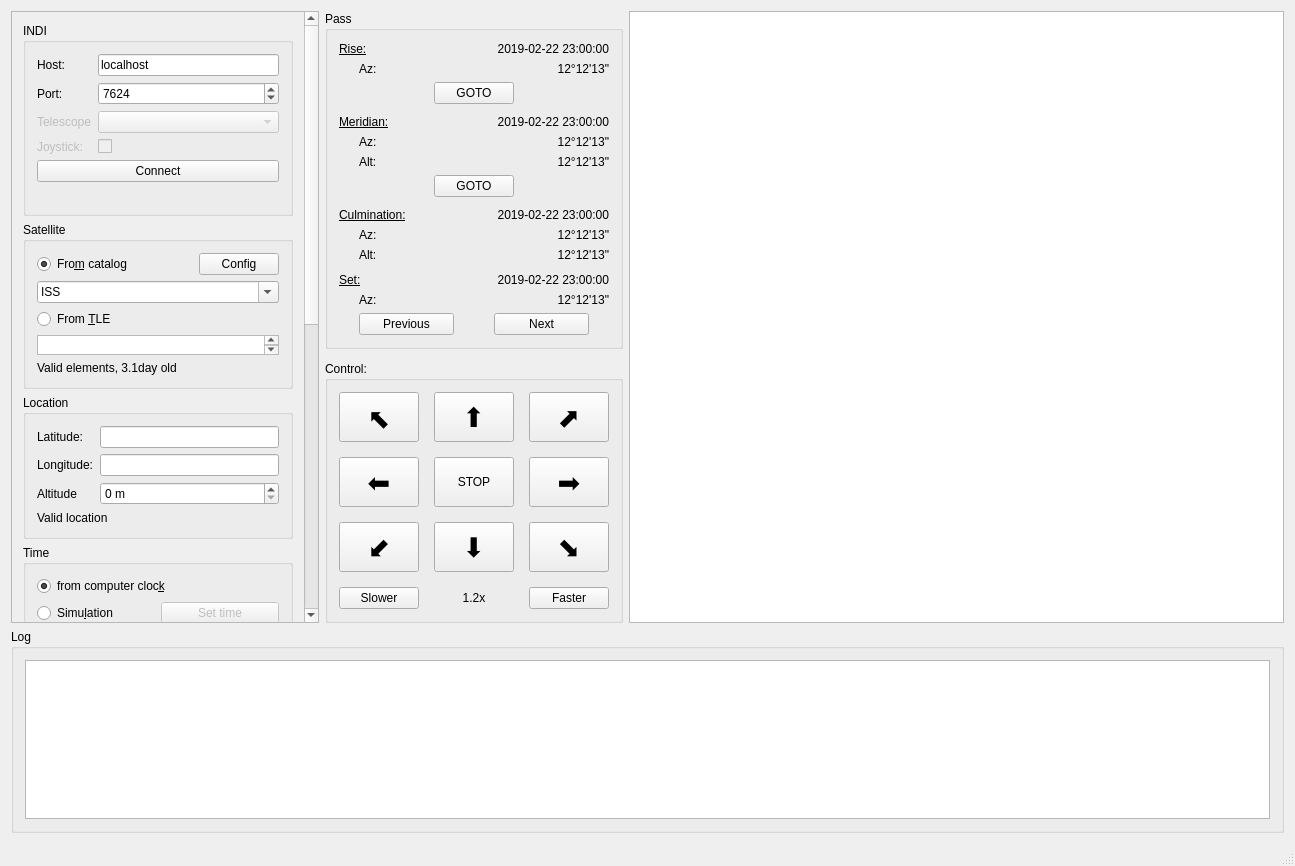
Above: mainwindow.ui from farom57/Orbit-hunter before the change. Below: the same form after it.
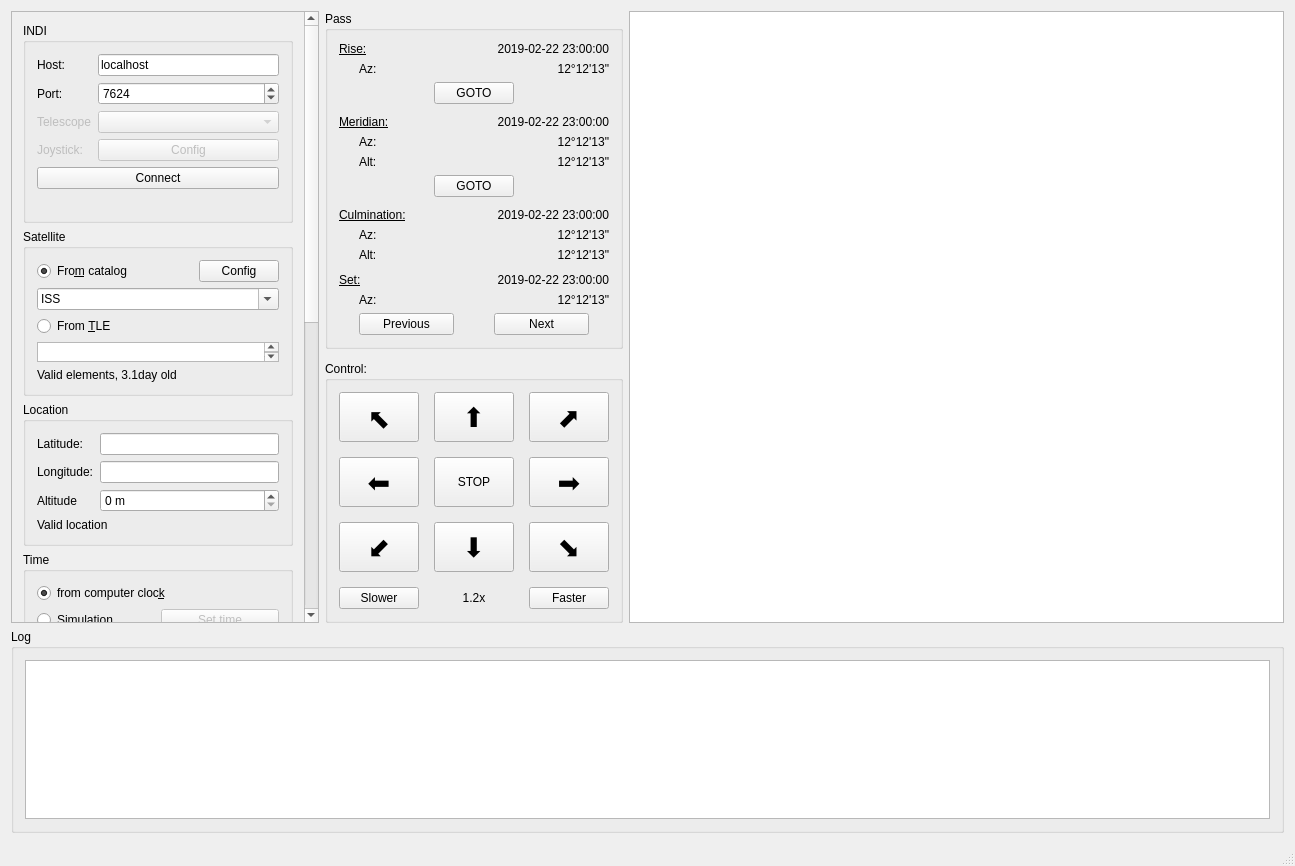
That is the form after the change.

Commit message: Joystick conf dialog

The edit to the form file:
```diff
--- a/mainwindow.ui
+++ b/mainwindow.ui
@@ -49,7 +49,7 @@
            <x>0</x>
            <y>0</y>
            <width>341</width>
-           <height>1358</height>
+           <height>1366</height>
           </rect>
          </property>
          <layout class="QVBoxLayout" name="verticalLayout_12">
@@ -114,13 +114,6 @@
                  </property>
                 </widget>
                </item>
-               <item row="3" column="1">
-                <widget class="QCheckBox" name="joystickCheckBox">
-                 <property name="enabled">
-                  <bool>false</bool>
-                 </property>
-                </widget>
-               </item>
                <item row="1" column="1">
                 <widget class="QSpinBox" name="portEdit">
                  <property name="maximum">
@@ -131,6 +124,16 @@
                  </property>
                 </widget>
                </item>
+               <item row="3" column="1">
+                <widget class="QPushButton" name="joystick_btn">
+                 <property name="enabled">
+                  <bool>false</bool>
+                 </property>
+                 <property name="text">
+                  <string>Config</string>
+                 </property>
+                </widget>
+               </item>
               </layout>
              </item>
              <item>
```
The commit also changes 6 other files.
